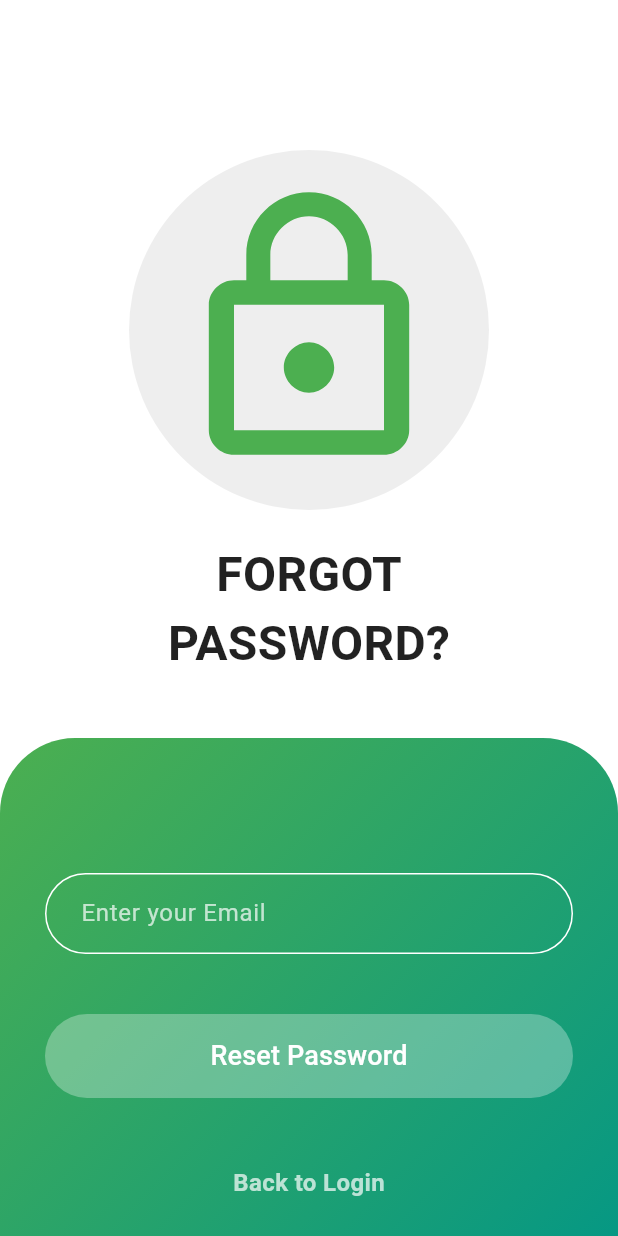
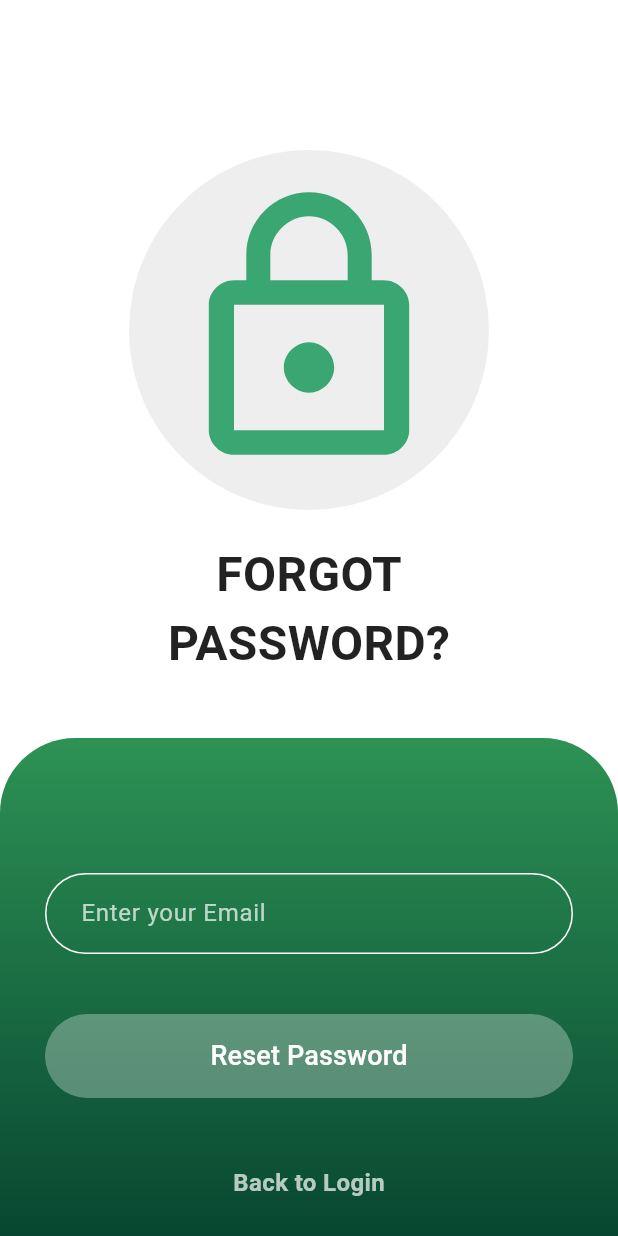
Before and after one commit to Emjay444/capstone, a Flutter app: the screen it shows after launch, after a tap on "Forgot Password? Click here", on a phone screen of 412 x 824 dp. Run offline on Flutter 3.47's test engine with Material 3 defaults, Android fonts, the phone set to English and light mode, and no system bars.

Commit message:
fixed color

```diff
--- a/anxiety_sensor/lib/pages/Forgotpass.dart
+++ b/anxiety_sensor/lib/pages/Forgotpass.dart
@@ -22,7 +22,7 @@ class Forgotpass extends StatelessWidget {
               child: const Icon(
                 Icons.lock_outline,
                 size: 200,
-                color: Colors.green,
+                color: Color(0xFF3AA772),
               ),
             ),
 
@@ -55,9 +55,9 @@ class Forgotpass extends StatelessWidget {
               width: double.infinity,
               decoration: const BoxDecoration(
                 gradient: LinearGradient(
-                  colors: [Colors.green, Colors.teal],
-                  begin: Alignment.topLeft,
-                  end: Alignment.bottomRight,
+                  colors: [Color(0xFF2D9254), Color(0xFF00382A)],
+                  begin: Alignment.topCenter,
+                  end: Alignment.bottomCenter,
                 ),
                 borderRadius: BorderRadius.only(
                   topLeft: Radius.circular(50),
--- a/anxiety_sensor/lib/pages/Login.dart
+++ b/anxiety_sensor/lib/pages/Login.dart
@@ -160,7 +160,7 @@ class Login extends StatelessWidget {
                       ElevatedButton(
                         onPressed: () {},
                         style: ElevatedButton.styleFrom(
-                          backgroundColor: Colors.green.shade700,
+                          backgroundColor: Color(0xFF01785A),
                           shape: RoundedRectangleBorder(
                             borderRadius: BorderRadius.circular(25),
                           ),
@@ -183,7 +183,7 @@ class Login extends StatelessWidget {
                           Navigator.pushNamed(context, '/register');
                         },
                         style: ElevatedButton.styleFrom(
-                          backgroundColor: Colors.green.shade600,
+                          backgroundColor: Color(0xFF2E9355),
                           shape: RoundedRectangleBorder(
                             borderRadius: BorderRadius.circular(25),
                           ),
```
Also changed, not shown: anxiety_sensor/lib/pages/Signup.dart (+5 -5 lines).
